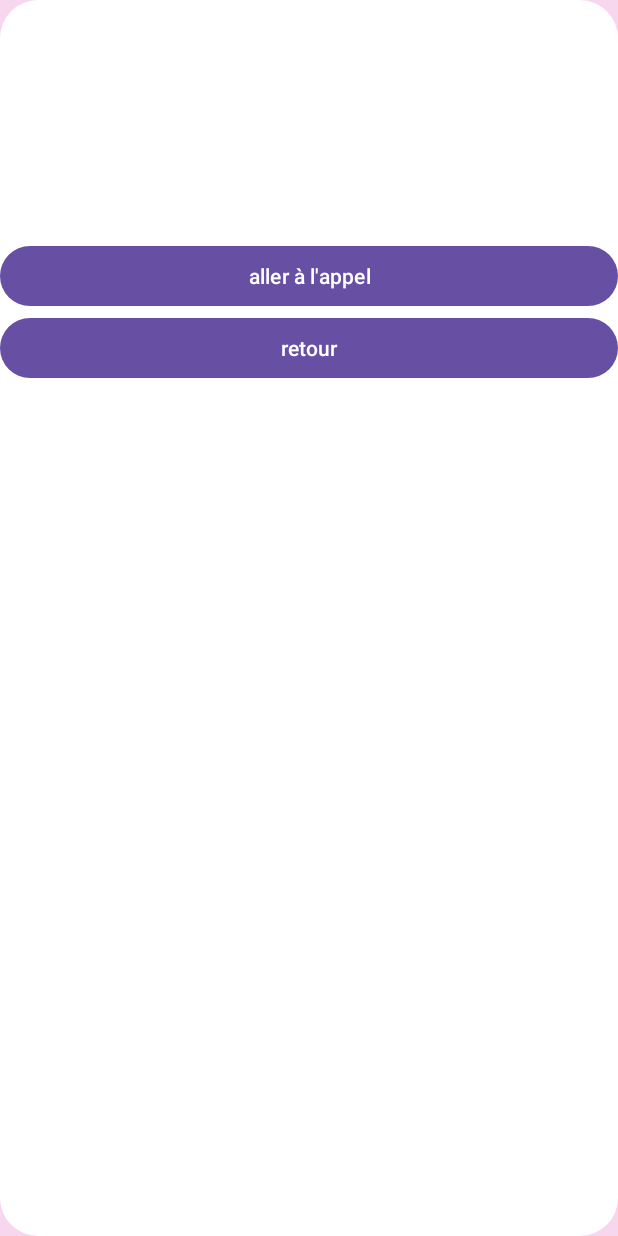
After one commit to t0pun/TP1_mobile, an Android app: the Presentation screen opened directly, with no data from a screen before it, on a phone screen of 412 x 824 dp. The commit adds this screen. Run offline under Robolectric (Android 15) with nearby library versions, the phone set to English and light mode, and no system bars.

Commit message:
exo 7 - page appel

```diff
--- a/MyApplication3/app/build.gradle.kts
+++ b/MyApplication3/app/build.gradle.kts
@@ -33,6 +33,9 @@ android {
     kotlinOptions {
         jvmTarget = "1.8"
     }
+    buildFeatures {
+        viewBinding = true
+    }
 }
 
 dependencies {
--- /dev/null
+++ b/MyApplication3/app/src/main/java/com/example/myapplication/Presentation.kt
@@ -0,0 +1,51 @@
+package com.example.myapplication
+
+import android.annotation.SuppressLint
+import android.content.Intent
+import android.os.Bundle
+import android.widget.Button
+import android.widget.TextView
+import androidx.appcompat.app.AppCompatActivity
+
+class Presentation: AppCompatActivity() {
+    @SuppressLint("MissingInflatedId", "SetTextI18n")
+    override fun onCreate(savedInstanceState: Bundle?) {
+        super.onCreate(savedInstanceState)
+        setContentView(R.layout.presentation)
+
+        val intent = intent
+
+        val textname: TextView = findViewById(R.id.textView3)
+        val textsurname: TextView = findViewById(R.id.textView4)
+        val textmail: TextView =findViewById(R.id.textView5)
+        val textphoneNumber: TextView = findViewById(R.id.textView6)
+        val textmotdepasse: TextView = findViewById(R.id.textView7)
+        val boutonInfo: Button = findViewById(R.id.button)
+        val boutonRetour: Button =findViewById(R.id.button4)
+
+        val name = intent.getStringExtra("name")
+        val surname = intent.getStringExtra("surname")
+        val email = intent.getStringExtra("email")
+        val phoneNumber = intent.getStringExtra("phoneNumber")
+        val password = intent.getStringExtra("password")
+
+        textname.text = name
+        textsurname.text = surname
+        textmail.text= email
+        textphoneNumber.text= phoneNumber
+        textmotdepasse.text= password
+
+        boutonInfo.setOnClickListener{
+            val intent2 = Intent(this, Appel::class.java)
+            intent2.putExtra("phoneNumber", phoneNumber)
+            startActivity(intent2)
+        }
+
+        boutonRetour.setOnClickListener{
+            finish()
+        }
+
+
+    }
+
+}
--- /dev/null
+++ b/MyApplication3/app/src/main/res/layout/presentation.xml
@@ -0,0 +1,86 @@
+<?xml version="1.0" encoding="utf-8"?>
+<androidx.constraintlayout.widget.ConstraintLayout xmlns:android="http://schemas.android.com/apk/res/android"
+    xmlns:tools="http://schemas.android.com/tools"
+    android:layout_width="match_parent"
+    android:layout_height="match_parent"
+    tools:context=".Presentation">
+
+
+    <LinearLayout
+        android:layout_width="match_parent"
+        android:layout_height="match_parent"
+        android:background="@color/app_color"
+        android:orientation="vertical"
+        tools:layout_editor_absoluteX="-36dp"
+        tools:layout_editor_absoluteY="0dp">
+
+
+
+    <LinearLayout
+        android:layout_width="match_parent"
+        android:layout_height="match_parent"
+        android:background="@drawable/round_border"
+        android:orientation="vertical">
+
+
+
+        <TextView
+            android:id="@+id/textView3"
+            android:layout_width="match_parent"
+            android:layout_height="32dp"
+            tools:layout_editor_absoluteX="5dp"
+            tools:layout_editor_absoluteY="16dp" />
+
+        <TextView
+            android:id="@+id/textView4"
+            android:layout_width="match_parent"
+            android:layout_height="32dp"
+            tools:layout_editor_absoluteX="5dp"
+            tools:layout_editor_absoluteY="16dp" />
+
+        <TextView
+            android:id="@+id/textView5"
+            android:layout_width="match_parent"
+            android:layout_height="32dp"
+            tools:layout_editor_absoluteX="5dp"
+            tools:layout_editor_absoluteY="16dp" />
+
+        <TextView
+            android:id="@+id/textView6"
+            android:layout_width="match_parent"
+            android:layout_height="32dp"
+            tools:layout_editor_absoluteX="5dp"
+            tools:layout_editor_absoluteY="16dp" />
+
+
+        <TextView
+            android:id="@+id/textView7"
+            android:layout_width="match_parent"
+            android:layout_height="32dp"
+            tools:layout_editor_absoluteX="5dp"
+            tools:layout_editor_absoluteY="16dp" />
+
+        <Button
+            android:id="@+id/button"
+            android:layout_width="match_parent"
+            android:layout_height="wrap_content"
+            android:text="aller à l'appel" />
+
+        <Button
+            android:id="@+id/button4"
+            android:layout_width="match_parent"
+            android:layout_height="wrap_content"
+            android:text="retour" />
+
+
+    </LinearLayout>
+
+        <TextView
+            android:id="@+id/textView"
+            android:layout_width="match_parent"
+            android:layout_height="wrap_content"
+            android:text="TextView" />
+
+    </LinearLayout>
+
+</androidx.constraintlayout.widget.ConstraintLayout>
--- a/MyApplication3/app/src/main/res/values-night/themes.xml
+++ b/MyApplication3/app/src/main/res/values-night/themes.xml
@@ -4,4 +4,9 @@
         <!-- Customize your dark theme here. -->
         <!-- <item name="colorPrimary">@color/my_dark_primary</item> -->
     </style>
+
+    <style name="ThemeOverlay.MyApplication.FullscreenContainer" parent="">
+        <item name="fullscreenBackgroundColor">@color/light_blue_900</item>
+        <item name="fullscreenTextColor">@color/light_blue_A400</item>
+    </style>
 </resources>
--- /dev/null
+++ b/MyApplication3/app/src/main/res/values/attrs.xml
@@ -0,0 +1,6 @@
+<resources>
+    <declare-styleable name="FullscreenAttrs">
+        <attr name="fullscreenBackgroundColor" format="color" />
+        <attr name="fullscreenTextColor" format="color" />
+    </declare-styleable>
+</resources>
--- a/MyApplication3/app/src/main/res/values/colors.xml
+++ b/MyApplication3/app/src/main/res/values/colors.xml
@@ -3,4 +3,9 @@
     <color name="black">#FF000000</color>
     <color name="white">#FFFFFFFF</color>
     <color name="app_color">#f7d7ee</color>
+    <color name="light_blue_600">#FF039BE5</color>
+    <color name="light_blue_900">#FF01579B</color>
+    <color name="light_blue_A200">#FF40C4FF</color>
+    <color name="light_blue_A400">#FF00B0FF</color>
+    <color name="black_overlay">#66000000</color>
 </resources>
--- a/MyApplication3/app/src/main/res/values/strings.xml
+++ b/MyApplication3/app/src/main/res/values/strings.xml
@@ -1,4 +1,7 @@
 <resources>
     <string name="app_name">My Application</string>
     <string name="textView2">Sign UP</string>
+    <string name="title_activity_fullscreen">FullscreenActivity</string>
+    <string name="dummy_button">Dummy Button</string>
+    <string name="dummy_content">DUMMY\nCONTENT</string>
 </resources>
```
Also changed, not shown: MyApplication3/app/src/main/AndroidManifest.xml (+10 -0 lines), MyApplication3/app/src/main/java/com/example/myapplication/Appel.kt (added, +47 -0 lines), MyApplication3/app/src/main/java/com/example/myapplication/MainActivity.kt (+24 -6 lines), MyApplication3/app/src/main/res/layout/appel.xml (added, +66 -0 lines), MyApplication3/app/src/main/res/values/styles.xml (added, +11 -0 lines), MyApplication3/app/src/main/res/values/themes.xml (+12 -0 lines).
